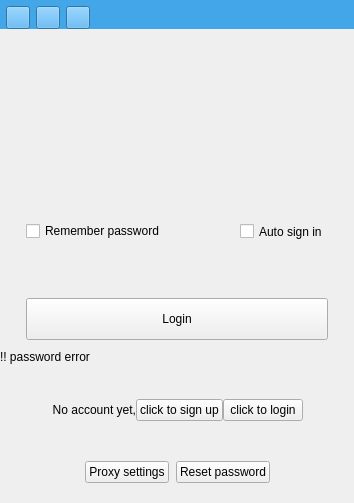
First picture: the form in src/ui/wizLoginDialog.ui, repository WizTeam/WizQTClient, before the edit.
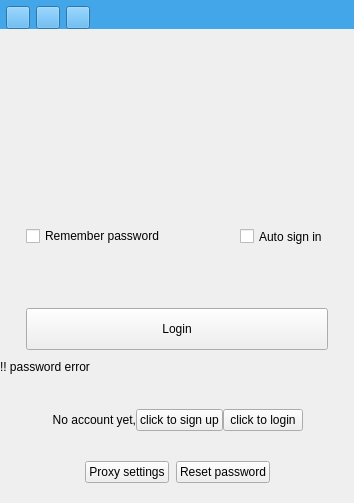
Second picture: the form after the edit. Custom widgets are drawn as their Qt base class.

Patch:
```diff
--- a/src/ui/wizLoginDialog.ui
+++ b/src/ui/wizLoginDialog.ui
@@ -10,6 +10,12 @@
     <height>503</height>
    </rect>
   </property>
+  <property name="maximumSize">
+   <size>
+    <width>354</width>
+    <height>16777215</height>
+   </size>
+  </property>
   <property name="windowTitle">
    <string>Form</string>
   </property>
@@ -524,7 +530,7 @@
       <number>10</number>
      </property>
      <property name="bottomMargin">
-      <number>25</number>
+      <number>15</number>
      </property>
      <item>
       <spacer name="horizontalSpacer_10">
```
